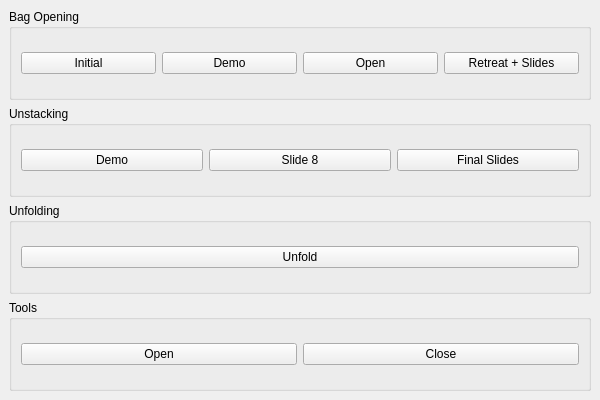
Above: softenable_display/resource/main_window.ui from llach/softenable-ui before the change. Below: the same form after it.
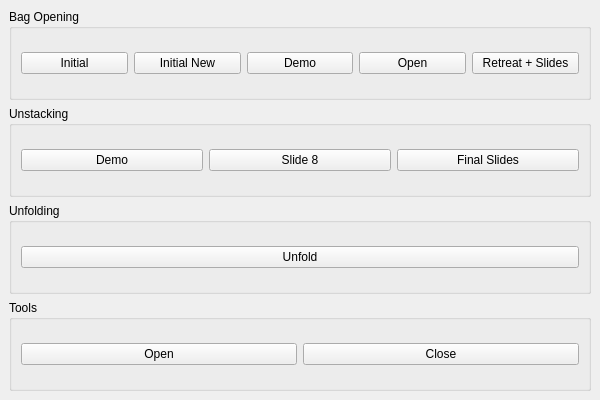
That is the form after the change.

Diff of the .ui file:
```diff
--- a/softenable_display/resource/main_window.ui
+++ b/softenable_display/resource/main_window.ui
@@ -24,6 +24,7 @@
       </property>
       <layout class="QHBoxLayout" name="horizontalLayout1">
        <item><widget class="QPushButton" name="btnBagInitial"><property name="text"><string>Initial</string></property></widget></item>
+       <item><widget class="QPushButton" name="btnBagInitialNew"><property name="text"><string>Initial New</string></property></widget></item>
        <item><widget class="QPushButton" name="btnBagDemo"><property name="text"><string>Demo</string></property></widget></item>
        <item><widget class="QPushButton" name="btnBagOpen"><property name="text"><string>Open</string></property></widget></item>
        <item><widget class="QPushButton" name="btnBagRetreat"><property name="text"><string>Retreat + Slides</string></property></widget></item>
```
